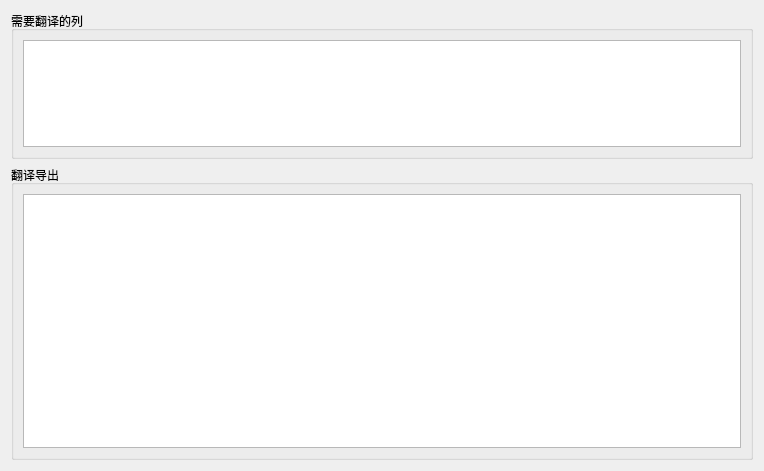
Above: c++/qt/tpl_generator/langtab.ui from dizengrong/dzr_code_2017 before the change. Below: the same form after it.
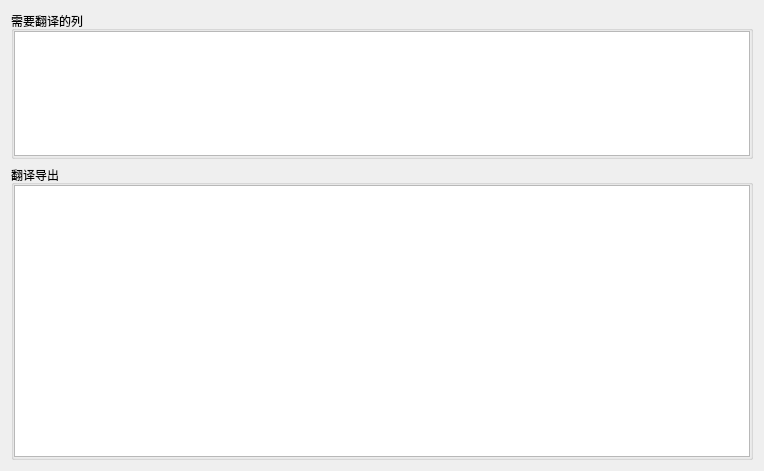
That is the form after the change.

Patch:
```diff
--- a/c++/qt/tpl_generator/langtab.ui
+++ b/c++/qt/tpl_generator/langtab.ui
@@ -27,7 +27,19 @@
      </property>
      <layout class="QHBoxLayout" name="horizontalLayout">
       <property name="spacing">
-       <number>5</number>
+       <number>0</number>
+      </property>
+      <property name="leftMargin">
+       <number>0</number>
+      </property>
+      <property name="topMargin">
+       <number>0</number>
+      </property>
+      <property name="rightMargin">
+       <number>0</number>
+      </property>
+      <property name="bottomMargin">
+       <number>0</number>
       </property>
       <item>
        <widget class="QTableWidget" name="m_cols_table"/>
@@ -42,7 +54,19 @@
      </property>
      <layout class="QHBoxLayout" name="horizontalLayout_2">
       <property name="spacing">
-       <number>5</number>
+       <number>0</number>
+      </property>
+      <property name="leftMargin">
+       <number>0</number>
+      </property>
+      <property name="topMargin">
+       <number>0</number>
+      </property>
+      <property name="rightMargin">
+       <number>0</number>
+      </property>
+      <property name="bottomMargin">
+       <number>0</number>
       </property>
       <item>
        <widget class="QTableWidget" name="m_export_table"/>
```
